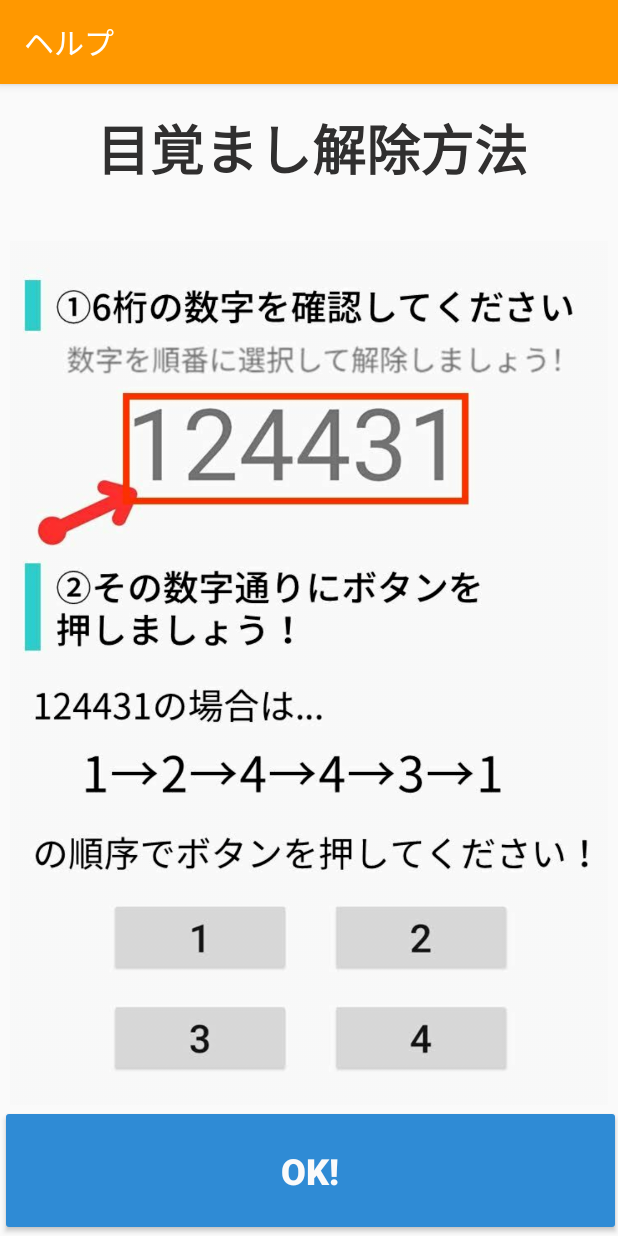
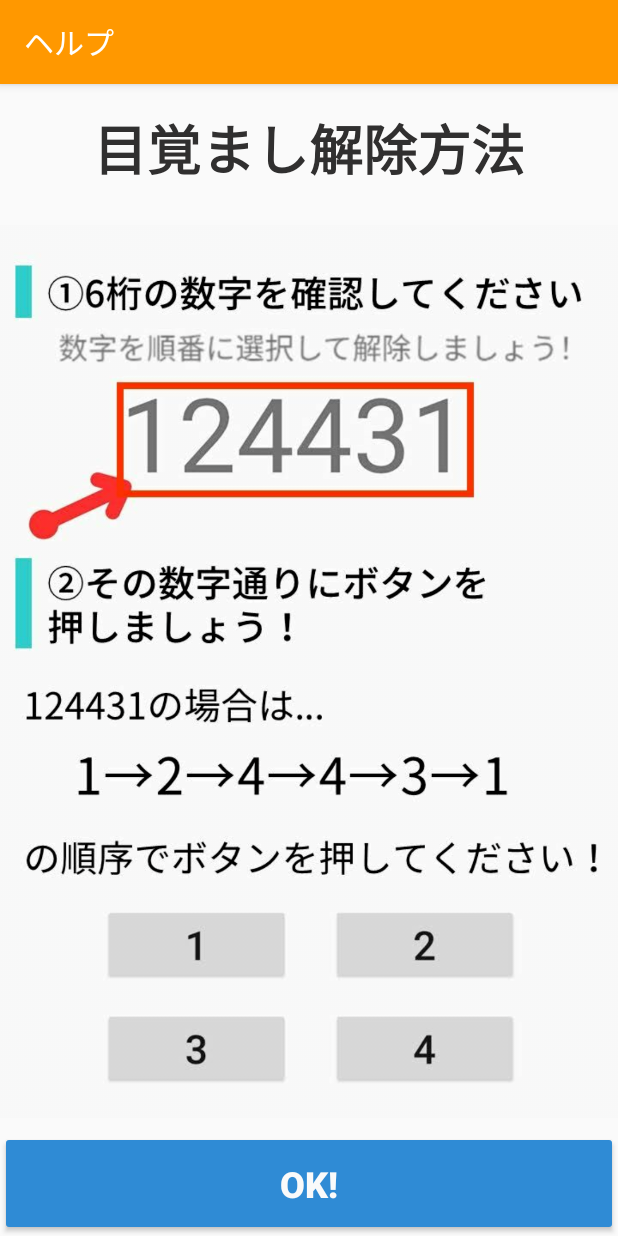
Before and after one commit to ryotaorolab/mezamasihigh, an Android app: the HelpActivity screen opened directly, with no data from a screen before it, on a phone screen of 412 x 824 dp. Run offline under Robolectric (Android 15) with nearby library versions, the phone set to English and light mode, and no system bars.

Commit message:
表示の不具合修正

```diff
--- a/app/src/main/res/layout/activity_help.xml
+++ b/app/src/main/res/layout/activity_help.xml
@@ -10,13 +10,13 @@
         android:id="@+id/textView13"
         android:layout_width="wrap_content"
         android:layout_height="wrap_content"
-        android:layout_marginStart="63dp"
         android:layout_marginTop="16dp"
-        android:layout_marginEnd="60dp"
+        android:layout_marginBottom="15dp"
         android:text="目覚まし解除方法"
         android:textColor="#302F2F"
         android:textSize="36sp"
         android:textStyle="bold"
+        app:layout_constraintBottom_toTopOf="@+id/imageView"
         app:layout_constraintEnd_toEndOf="parent"
         app:layout_constraintStart_toStartOf="parent"
         app:layout_constraintTop_toTopOf="parent" />
@@ -24,16 +24,17 @@
     <ImageView
         android:id="@+id/imageView"
         android:layout_width="wrap_content"
-        android:layout_height="576dp"
+        android:layout_height="0dp"
         app:layout_constraintBottom_toTopOf="@+id/button12"
         app:layout_constraintEnd_toEndOf="parent"
         app:layout_constraintStart_toStartOf="parent"
+        app:layout_constraintTop_toBottomOf="@+id/textView13"
         app:srcCompat="@drawable/helpimage4" />
 
     <Button
         android:id="@+id/button12"
-        android:layout_width="414dp"
-        android:layout_height="87dp"
+        android:layout_width="0dp"
+        android:layout_height="70dp"
         android:backgroundTint="#2F8BD5"
         android:onClick="back"
         android:text="OK!"
@@ -42,6 +43,7 @@
         android:textStyle="bold"
         app:layout_constraintBottom_toBottomOf="parent"
         app:layout_constraintEnd_toEndOf="parent"
-        app:layout_constraintStart_toStartOf="parent" />
+        app:layout_constraintStart_toStartOf="parent"
+        app:layout_constraintTop_toBottomOf="@+id/imageView" />
 
 </androidx.constraintlayout.widget.ConstraintLayout>
```
